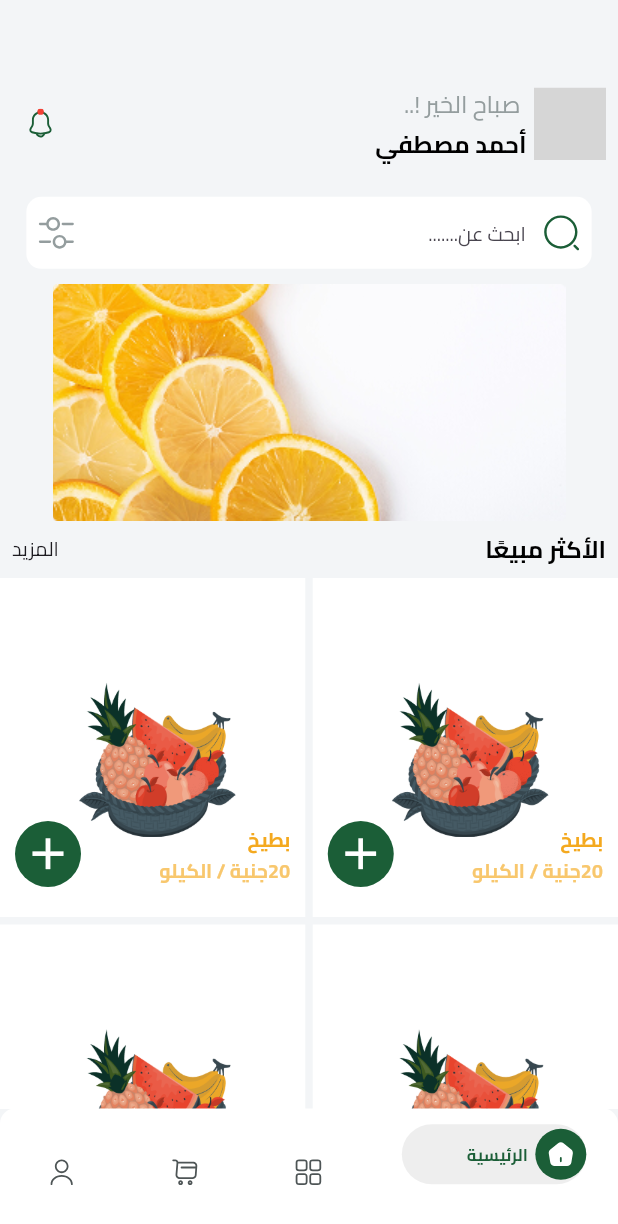
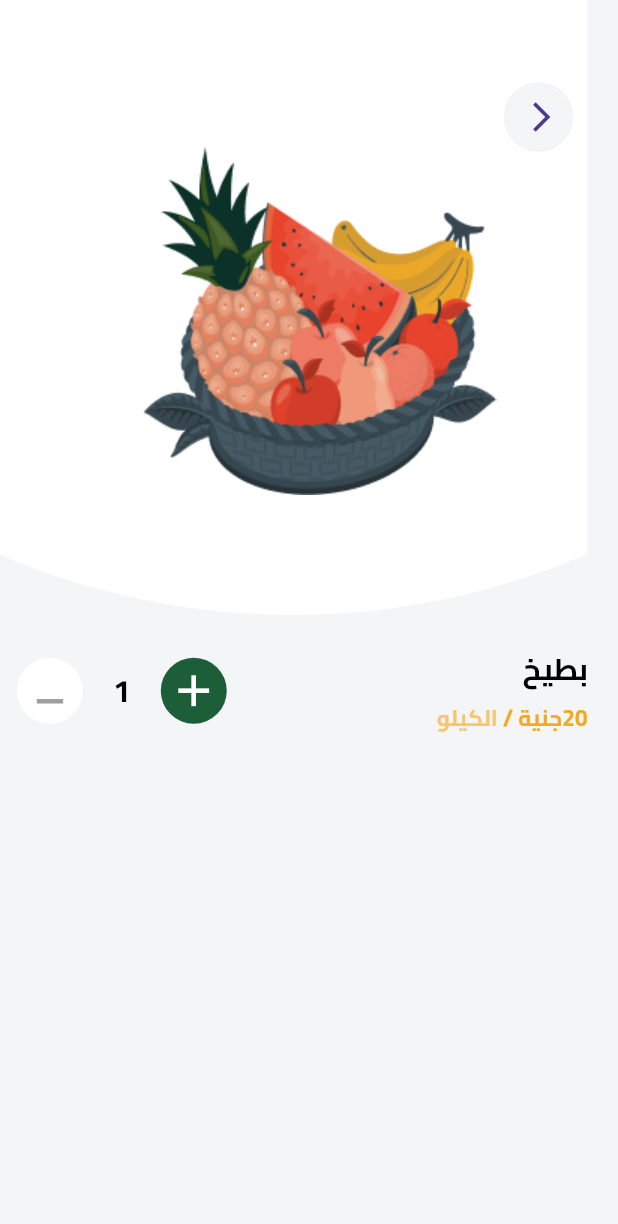
Before and after one commit to Salah-Mo-hammed/friut_hub, a Flutter app: the screen it shows after launch, on a phone screen of 412 x 824 dp. Shown: the top 1224 px of the screen. Run offline on Flutter 3.47's test engine with Material 3 defaults, Android fonts, the phone set to English and light mode, and no system bars; our stand-ins replace animate_do, flutter_svg; grey boxes are pictures that could not be loaded.

Commit message:
ItemDetails Page ,Done  increase & decrease qauntity buttons

```diff
--- a/lib/e_commerce/presintaion/pages/home_page.dart
+++ b/lib/e_commerce/presintaion/pages/home_page.dart
@@ -3,6 +3,7 @@ import 'package:flutter_svg/svg.dart';
 import 'package:friut_hub/core/colors/app_colors.dart';
 import 'package:friut_hub/core/extentions/num_extenstions.dart';
 import 'package:friut_hub/core/fonts/fonts_class.dart';
+import 'package:friut_hub/e_commerce/presintaion/pages/item_details_page.dart';
 import 'package:friut_hub/generated/assets.dart';
 
 class HomePage extends StatelessWidget {
@@ -14,6 +15,7 @@ class HomePage extends StatelessWidget {
       children: [
         SizedBox(height: 50),
         //! AppBar Row
+        // ! Note: we didnt use MyAppBar here because there is somechanges in it here
         Padding(
           padding: const EdgeInsets.all(8.0),
           child: Row(
@@ -154,7 +156,9 @@ class HomePage extends StatelessWidget {
                       ),
                     ),
                     // ! same problem
-                    // SvgPicture.asset(Assets.svgFarawlla),
+                    // Center(
+                    // child: SvgPicture.asset(Assets.svgFarawlla),
+                    // ),
                     Positioned(
                       bottom: 20,
                       right: 10,
@@ -164,12 +168,27 @@ class HomePage extends StatelessWidget {
                           Text(
                             "بطيخ",
                             style: AppTextStyles.bodySmallBold
-                                .copyWith(color: AppColors.orange500),
+                                .copyWith(color: Colors.black),
                           ),
-                          Text(
-                            "20جنية / الكيلو",
-                            style: AppTextStyles.bodySmallBold
-                                .copyWith(color: AppColors.orange300),
+                          Row(
+                            children: [
+                              Text(
+                                "20جنية / ",
+                                style: AppTextStyles.bodySmallBold
+                                    .copyWith(
+                                      fontSize: 15,
+                                      color: AppColors.orange500,
+                                    ),
+                              ),
+                              Text(
+                                "الكيلو",
+                                style: AppTextStyles.bodySmallBold
+                                    .copyWith(
+                                      fontSize: 15,
+                                      color: AppColors.orange300,
+                                    ),
+                              ),
+                            ],
                           ),
                         ],
                       ),
@@ -177,14 +196,14 @@ class HomePage extends StatelessWidget {
                     Positioned(
                       bottom: 20,
                       left: 10,
-                      child: CircleAvatar(
-                        radius: 22,
-                        backgroundColor: AppColors.green1_500,
-                        child: Icon(
-                          size: 35,
-                          Icons.add,
-                          color: Colors.white,
-                        ),
+                      child: ItemAddIcon(
+                        onTap:
+                            () => Navigator.push(
+                              context,
+                              MaterialPageRoute(
+                                builder: (_) => ItemDetailsPage(),
+                              ),
+                            ),
                       ),
                     ),
                   ],
@@ -197,3 +216,37 @@ class HomePage extends StatelessWidget {
     );
   }
 }
+
+class ItemAddIcon extends StatelessWidget {
+  IconData icon;
+  void Function() onTap;
+  ItemAddIcon({
+    super.key,
+    this.icon = Icons.add,
+    required this.onTap,
+  });
+
+  @override
+  Widget build(BuildContext context) {
+    return CircleAvatar(
+      radius: 22,
+      backgroundColor:
+          icon == Icons.add ? AppColors.green1_500 : Colors.white,
+      child: GestureDetector(
+        onTap: onTap,
+
+        child: Padding(
+          padding:
+              icon == Icons.add
+                  ? EdgeInsets.zero
+                  : EdgeInsets.only(bottom: 10.0),
+          child: Icon(
+            size: 35,
+            icon,
+            color: icon == Icons.add ? Colors.white : Colors.grey,
+          ),
+        ),
+      ),
+    );
+  }
+}
--- /dev/null
+++ b/lib/e_commerce/presintaion/pages/item_details_page.dart
@@ -0,0 +1,183 @@
+import 'package:flutter/material.dart';
+import 'package:flutter_svg/svg.dart';
+import 'package:friut_hub/core/colors/app_colors.dart';
+import 'package:friut_hub/core/fonts/fonts_class.dart';
+import 'package:friut_hub/e_commerce/presintaion/pages/home_page.dart';
+import 'package:friut_hub/generated/assets.dart';
+
+class ItemDetailsPage extends StatelessWidget {
+  int selectedQuantity = 1;
+   ItemDetailsPage({super.key});
+
+  @override
+  Widget build(BuildContext context) {
+    return Directionality(
+      textDirection: TextDirection.rtl,
+      child: Scaffold(
+        backgroundColor: Color(0xFFF3F5F7),
+        body: Stack(
+          children: [
+            // Background SVG
+            Positioned(
+              top: 0,
+              right: 0,
+              child: SvgPicture.asset(
+                Assets.svgWhiteCircle,
+                height: 410,
+                width: 450,
+              ),
+            ),
+            // ! it must be svg but same problem
+            Positioned(
+              top: 60,
+              right: 0,
+              left: 0,
+              child: Center(
+                child: Image.asset(
+                  Assets.pngFruitBasketAmico1Splash1,
+                ),
+              ),
+            ),
+            // Back button
+            Positioned(
+              top: 55,
+              right: 30,
+              child: Container(
+                decoration: BoxDecoration(
+                  border: Border.all(
+                    width: 1,
+                    color: Color(0xFFF1F1F5),
+                  ),
+                  shape: BoxShape.circle,
+                ),
+                child: GestureDetector(
+                  onTap: () => Navigator.pop(context),
+                  child: CircleAvatar(
+                    radius: 22,
+                    backgroundColor: Color(0xFFF3F5F7),
+                    child: Padding(
+                      padding: const EdgeInsets.only(right: 8.0),
+                      child: Icon(Icons.arrow_back_ios),
+                    ),
+                  ),
+                ),
+              ),
+            ),
+
+            // rest components: column
+            Positioned(
+              top: 430,
+              // left: 0,
+              right: 20,
+              child: Column(
+                children: [
+                  Row(
+                    mainAxisAlignment: MainAxisAlignment.spaceBetween,
+                    children: [
+                      // ! Column item name nnd price
+                      Column(
+                        crossAxisAlignment: CrossAxisAlignment.start,
+                        children: [
+                          Text(
+                            "بطيخ",
+                            style: AppTextStyles.bodySmallBold
+                                .copyWith(
+                                  fontSize: 20,
+                                  color: Colors.black,
+                                ),
+                          ),
+                          SizedBox(height: 5),
+                          Row(
+                            children: [
+                              Text(
+                                "20جنية / ",
+                                style: AppTextStyles.bodySmallBold
+                                    .copyWith(
+                                      fontSize: 15,
+                                      color: AppColors.orange500,
+                                    ),
+                              ),
+                              Text(
+                                "الكيلو",
+                                style: AppTextStyles.bodySmallBold
+                                    .copyWith(
+                                      fontSize: 15,
+                                      color: AppColors.orange300,
+                                    ),
+                              ),
+                            ],
+                          ),
+                        ],
+                      ),
+                      // ! bad way to make space , you should use mainAxsisAlingment , but something wrong in it
+                      SizedBox(width: 140),
+                      // ! for increase ,decrease ,and number of items
+                      ItemQuantityWidget(onQuantityChanged: (value) {
+    selectedQuantity = value;
+    debugPrint('Quantity: $selectedQuantity');
+  },),
+                    ],
+                  ),
+                ],
+              ),
+            ),
+          ],
+        ),
+      ),
+    );
+  }
+}
+
+class ItemQuantityWidget extends StatefulWidget {
+    final ValueChanged<int> onQuantityChanged;
+
+  const ItemQuantityWidget({super.key, required this.onQuantityChanged,});
+
+  @override
+  State<ItemQuantityWidget> createState() =>
+      _ItemQuantityWidgetState();
+}
+
+class _ItemQuantityWidgetState extends State<ItemQuantityWidget> {
+  int quantity = 1;
+  @override
+  Widget build(BuildContext context) {
+    return Row(
+      mainAxisAlignment: MainAxisAlignment.spaceEvenly,
+      children: [
+        ItemAddIcon(
+          onTap: () {
+            setState(() {
+              quantity++;
+
+            });
+            widget.onQuantityChanged(quantity);
+          },
+        ),
+        SizedBox(width: 20),
+        Text(
+          quantity.toString(),
+          style: AppTextStyles.bodyBaseBold.copyWith(
+            fontSize: 21,
+            color: Colors.black,
+          ),
+        ),
+        SizedBox(width: 20),
+        ItemAddIcon(
+          icon: Icons.minimize_outlined,
+          onTap: () {
+            setState(() {
+              if (quantity != 1) quantity--;
+            });
+            widget.onQuantityChanged(quantity);
+          },
+        ),
+      ],
+    );
+  }
+}
+
+  // Scaffold(
+  //           ,
+  //           body:
+  //         ),
--- a/lib/main.dart
+++ b/lib/main.dart
@@ -3,6 +3,7 @@
 import 'package:flutter/material.dart';
 import 'package:friut_hub/e_commerce/presintaion/pages/home_page.dart';
 import 'package:friut_hub/auth/presentation/pages/reset_pass_page.dart';
+import 'package:friut_hub/e_commerce/presintaion/pages/item_details_page.dart';
 import 'package:friut_hub/e_commerce/presintaion/pages/main_dashboard.dart';
 import 'package:friut_hub/features/pages/splash_page.dart';
 import 'package:flutter_localizations/flutter_localizations.dart';
@@ -38,7 +39,7 @@ class MyApp extends StatelessWidget {
 
       // home: ResetPasswordPage(),
       // home: LoginPage(isRegister: false),
-      home: const MainDashboard(),
+      home: ItemDetailsPage(),
     );
   }
 }
```
Also changed, not shown: assets/svg/big_watermellon.svg (added), assets/svg/white_circle.svg (added), lib/generated/assets.dart.
